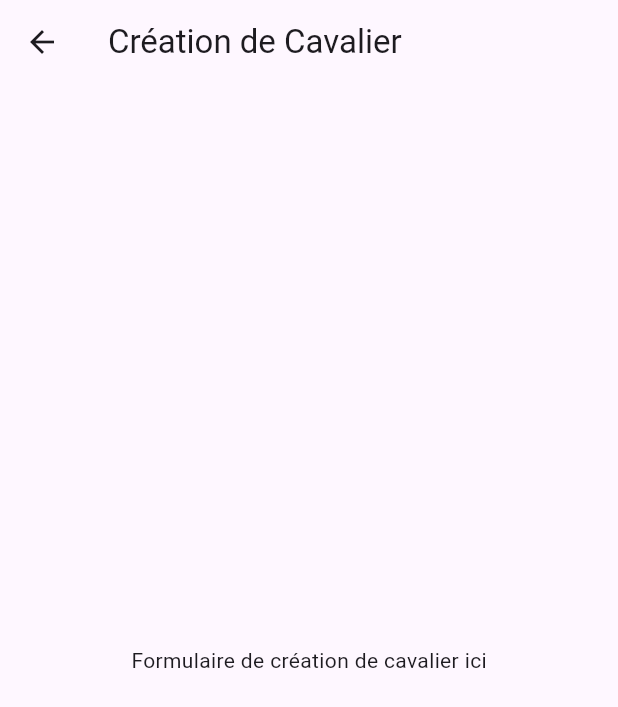
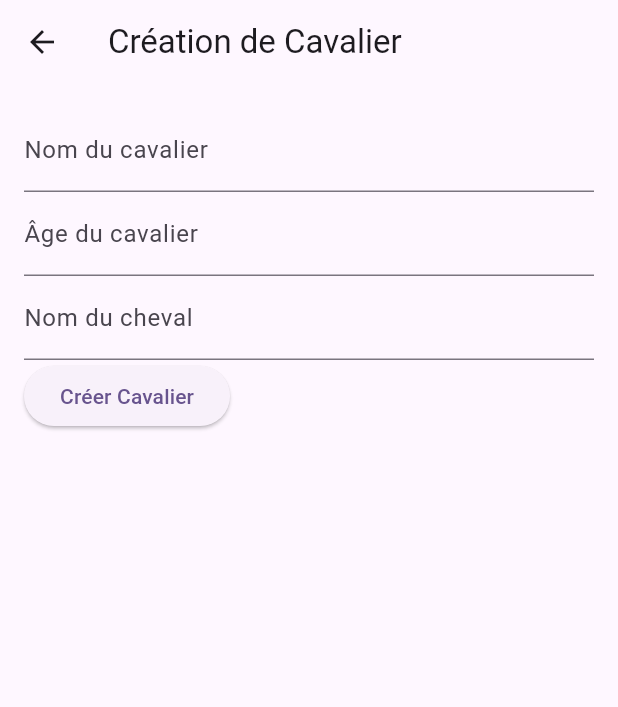
Before and after one commit to rat-balls/Flutter-MLP, a Flutter app: the CreateRiderPage screen opened directly, on a phone screen of 412 x 824 dp. Shown: the top 707 px of the screen. Run offline on Flutter 3.47's test engine with Material 2 defaults, Android fonts, the phone set to English and light mode, and no system bars; missing offline and left inert: mongo_dart.

Commit message:
Update 1.9
Fichier create rider

```diff
--- a/lib/pages/calendar_page.dart
+++ b/lib/pages/calendar_page.dart
@@ -1,5 +1,5 @@
 import 'package:flutter/material.dart';
-import 'package:flutter_mlp/widgets/navbar.dart';
+import '../widgets/navbar_sous_page.dart';
 
 class CalendarPage extends StatelessWidget {
   const CalendarPage({super.key});
--- a/lib/pages/create_rider_page.dart
+++ b/lib/pages/create_rider_page.dart
@@ -1,17 +1,71 @@
 import 'package:flutter/material.dart';
+import 'package:flutter_mlp/class/rider.dart';
 
-class CreateRiderPage extends StatelessWidget {
+class CreateRiderPage extends StatefulWidget {
   const CreateRiderPage({super.key});
 
   @override
+  _CreateRiderPageState createState() => _CreateRiderPageState();
+}
+
+class _CreateRiderPageState extends State<CreateRiderPage> {
+  final TextEditingController nameController = TextEditingController();
+  final TextEditingController ageController = TextEditingController();
+  final TextEditingController horseNameController = TextEditingController();
+
+  // Méthode pour créer un cavalier à partir des données du formulaire
+  Rider createRider() {
+    final String name = nameController.text;
+    final int age = int.tryParse(ageController.text) ?? 0;
+    final String horseName = horseNameController.text;
+
+    // Créez une instance de Rider
+    final Rider newRider = Rider(
+      id: UniqueKey().toString(), // Vous pouvez générer un ID unique de différentes manières
+      name: name,
+      age: age,
+      horseName: horseName,
+    );
+
+    return newRider;
+  }
+
+  @override
   Widget build(BuildContext context) {
-    // Ajoutez le contenu pour créer un cavalier ici
     return Scaffold(
       appBar: AppBar(
         title: Text('Création de Cavalier'),
       ),
-      body: Center(
-        child: Text('Formulaire de création de cavalier ici'),
+      body: Padding(
+        padding: const EdgeInsets.all(16.0),
+        child: Column(
+          crossAxisAlignment: CrossAxisAlignment.start,
+          children: [
+            TextField(
+              controller: nameController,
+              decoration: InputDecoration(labelText: 'Nom du cavalier'),
+            ),
+            TextField(
+              controller: ageController,
+              decoration: InputDecoration(labelText: 'Âge du cavalier'),
+              keyboardType: TextInputType.number,
+            ),
+            TextField(
+              controller: horseNameController,
+              decoration: InputDecoration(labelText: 'Nom du cheval'),
+            ),
+            ElevatedButton(
+              onPressed: () {
+                // Créez le cavalier et envoyez-le à la base de données ou à votre gestionnaire de données
+                final newRider = createRider();
+                print("Nouveau cavalier : ${newRider.toJson()}");
+
+                // Vous pouvez maintenant envoyer les données du cavalier à votre base de données MongoDB
+              },
+              child: Text('Créer Cavalier'),
+            ),
+          ],
+        ),
       ),
     );
   }
```
